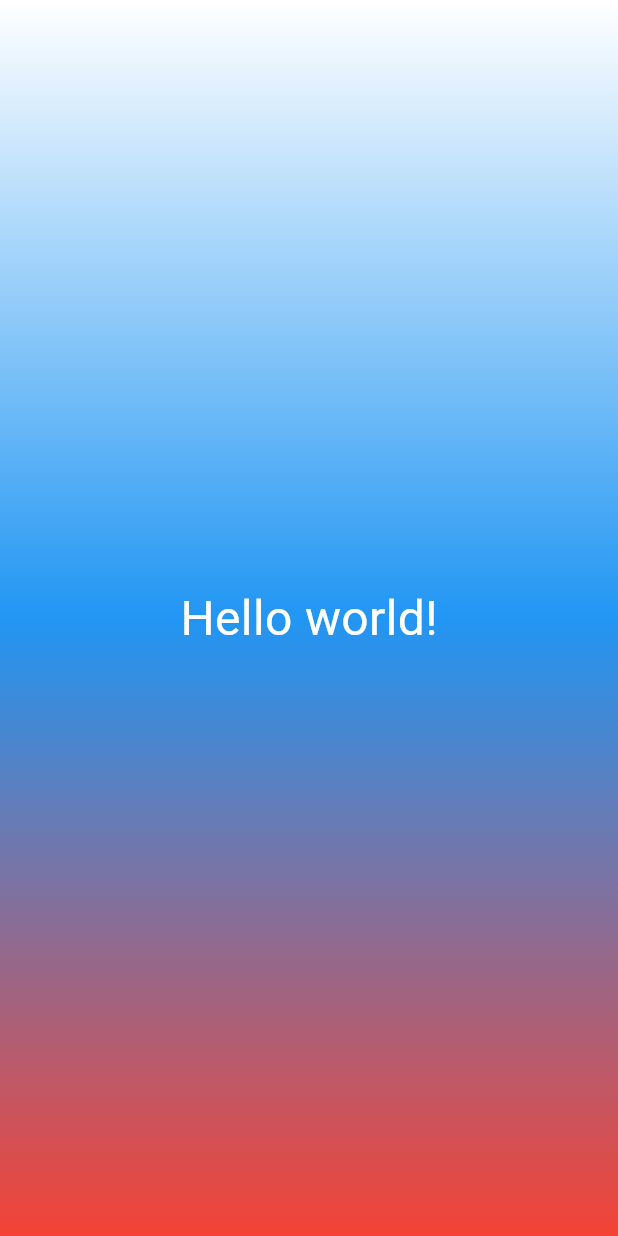
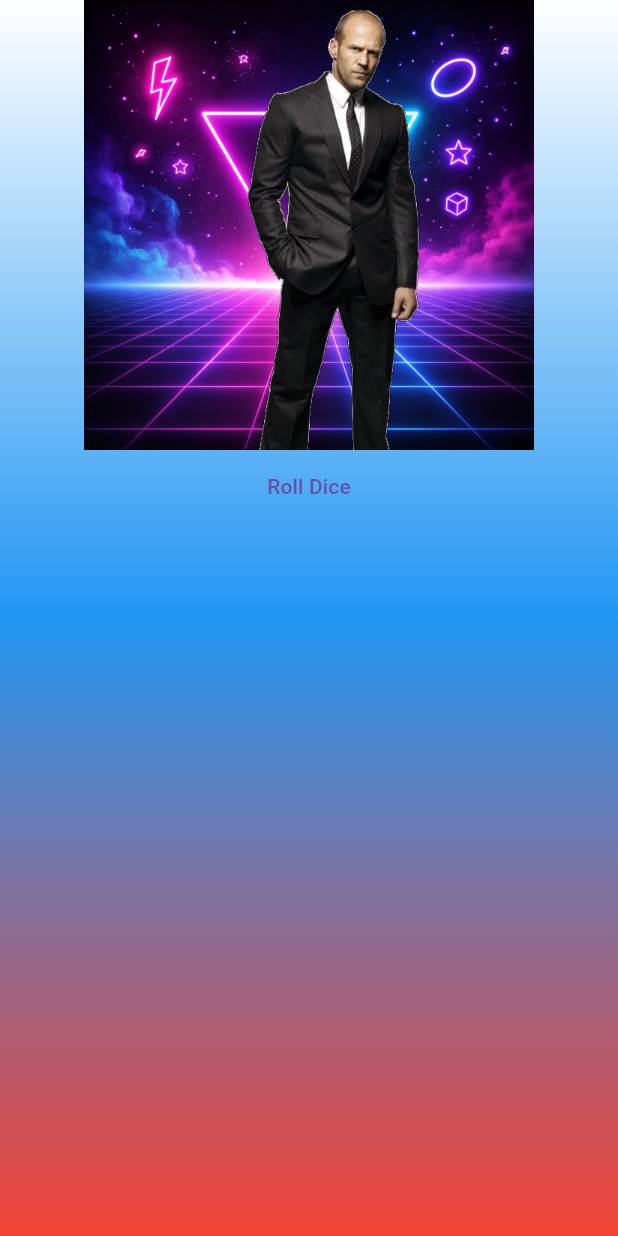
Before and after one commit to youngest0daughter/Flutter_Widgets, a Flutter app: the screen it shows after launch, on a phone screen of 412 x 824 dp. Run offline on Flutter 3.47's test engine with Material 3 defaults, Android fonts, the phone set to English and light mode, and no system bars.

Commit message:
Add Roll Dice button

```diff
--- a/lib/gradient_container.dart
+++ b/lib/gradient_container.dart
@@ -1,5 +1,4 @@
 import 'package:flutter/material.dart';
-import 'package:flutter_widgets_altuhov/styled_text.dart';
 
 const startAlignment = Alignment.topCenter;
 const endAlignment = Alignment.bottomCenter;
@@ -16,6 +15,10 @@ class GradientContainer extends StatelessWidget {
     super.key,
   });
 
+  void rollDice() {
+    // Временная пустая функция
+  }
+
   @override
   Widget build(BuildContext context) {
     return Container(
@@ -26,8 +29,19 @@ class GradientContainer extends StatelessWidget {
           end: endAlignment,
         ),
       ),
-      child: const Center(
-        child: StyledText("Hello world!"),
+      child: Center(
+        child: Column(
+          children: [
+            Image.asset(
+              'assets/images/dice-1.png',
+              width: 300,
+            ),
+            TextButton(
+              onPressed: rollDice,
+              child: const Text("Roll Dice"),
+            ),
+          ],
+        ),
       ),
     );
   }
```
